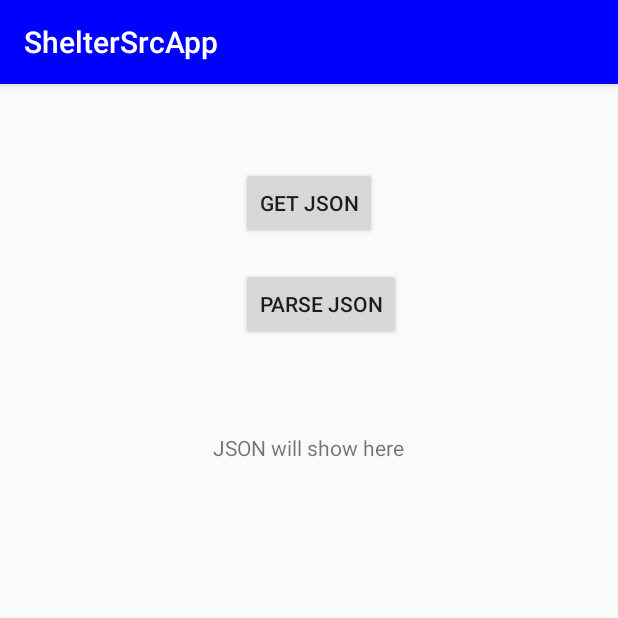
After one commit to JoshuaSkurtu/ShelterSrcApp, an Android app: the Test screen opened directly, with no data from a screen before it, on a phone screen of 412 x 824 dp, the top half of it. The commit adds this screen. Run offline under Robolectric (Android 15) with nearby library versions, the phone set to English and light mode, and no system bars; network calls fail.

Commit message:
Created a testing area for json response in test.java and .xml

```diff
--- a/app/src/main/AndroidManifest.xml
+++ b/app/src/main/AndroidManifest.xml
@@ -42,7 +42,8 @@
             android:name=".map"
             android:label="@string/title_activity_map" />
         <activity android:name=".ProviderAuthenticationActivity" />
-        <activity android:name=".ProviderAreaActivity"></activity>
+        <activity android:name=".ProviderAreaActivity" />
+        <activity android:name=".Test"></activity>
     </application>
 
 </manifest>
--- /dev/null
+++ b/app/src/main/java/net/androidbootcamp/sheltersrcapp/Test.java
@@ -0,0 +1,47 @@
+package net.androidbootcamp.sheltersrcapp;
+
+import android.os.AsyncTask;
+import android.support.v7.app.AppCompatActivity;
+import android.os.Bundle;
+import android.view.View;
+
+public class Test extends AppCompatActivity {
+
+    String JSON_STRING;
+
+    @Override
+    protected void onCreate(Bundle savedInstanceState) {
+        super.onCreate(savedInstanceState);
+        setContentView(R.layout.activity_test);
+
+
+    }
+
+    public void getJSON(View view){
+
+    }
+
+    class BackgroundTask extends AsyncTask<Void, Void, Void>{
+
+        @Override
+        protected void onPreExecute() {
+            super.onPreExecute();
+        }
+
+        @Override
+        protected Void doInBackground(Void... params) {
+            return null;
+        }
+
+        @Override
+        protected void onProgressUpdate(Void... values) {
+            super.onProgressUpdate(values);
+        }
+
+        @Override
+        protected void onPostExecute(Void aVoid) {
+            super.onPostExecute(aVoid);
+        }
+    }
+
+}
--- /dev/null
+++ b/app/src/main/res/layout/activity_test.xml
@@ -0,0 +1,38 @@
+<?xml version="1.0" encoding="utf-8"?>
+<RelativeLayout xmlns:android="http://schemas.android.com/apk/res/android"
+    xmlns:app="http://schemas.android.com/apk/res-auto"
+    xmlns:tools="http://schemas.android.com/tools"
+    android:layout_width="match_parent"
+    android:layout_height="match_parent"
+    tools:context="net.androidbootcamp.sheltersrcapp.Test">
+
+    <Button
+        android:id="@+id/getJson"
+        android:layout_width="wrap_content"
+        android:layout_height="wrap_content"
+        android:layout_marginTop="55dp"
+        android:text="Get Json"
+        android:onClick="getJSON"
+        android:layout_alignParentTop="true"
+        android:layout_centerHorizontal="true" />
+
+    <Button
+        android:id="@+id/parseJson"
+        android:layout_width="wrap_content"
+        android:layout_height="wrap_content"
+        android:layout_alignLeft="@+id/getJson"
+        android:layout_alignStart="@+id/getJson"
+        android:layout_below="@+id/getJson"
+        android:layout_marginTop="19dp"
+        android:text="Parse Json"
+        android:onClick="parseJSON"/>
+
+    <TextView
+        android:id="@+id/jsonAppear"
+        android:layout_width="wrap_content"
+        android:layout_height="wrap_content"
+        android:layout_below="@+id/parseJson"
+        android:layout_centerHorizontal="true"
+        android:layout_marginTop="62dp"
+        android:text="JSON will show here" />
+</RelativeLayout>
--- a/app/src/main/res/layout/activity_user_area.xml
+++ b/app/src/main/res/layout/activity_user_area.xml
@@ -11,13 +11,13 @@
     tools:context="net.androidbootcamp.sheltersrcapp.UserAreaActivity">
 
     <TextView
-        android:text="TextView"
+        android:id="@+id/tvWelcomeMsg"
         android:layout_width="wrap_content"
         android:layout_height="wrap_content"
-        android:layout_alignParentTop="true"
         android:layout_alignParentLeft="true"
         android:layout_alignParentStart="true"
-        android:id="@+id/tvWelcomeMsg"
+        android:layout_alignParentTop="true"
+        android:text="Welcome Message"
         android:textSize="24sp" />
 
     <TextView
```
Also changed, not shown: app/src/main/java/net/androidbootcamp/sheltersrcapp/LoginActivity.java (+8 -8 lines), app/src/main/java/net/androidbootcamp/sheltersrcapp/UserAreaActivity.java (+2 -5 lines), 1 other file.
